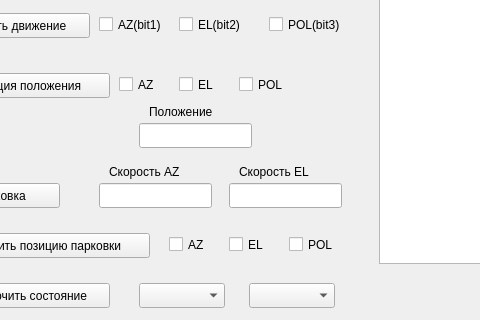
Above: mainwindow.ui from marselnm/simple_project before the change; both pictures show x 91 to 571 and y 184 to 504 of the 1053 by 831 pixel window. Below: the same form after it.
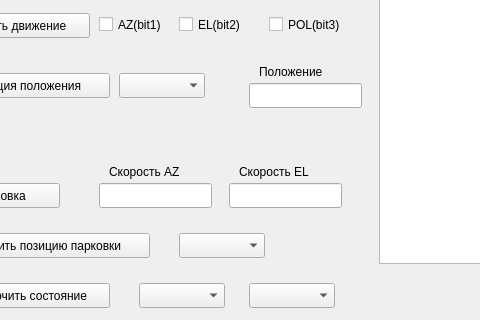
That is the form after the change.

The edit to the form file:
```diff
--- a/mainwindow.ui
+++ b/mainwindow.ui
@@ -341,50 +341,11 @@
      <string>Коррекция положения</string>
     </property>
    </widget>
-   <widget class="QCheckBox" name="checkBox_6">
-    <property name="geometry">
-     <rect>
-      <x>210</x>
-      <y>240</y>
-      <width>41</width>
-      <height>23</height>
-     </rect>
-    </property>
-    <property name="text">
-     <string>AZ</string>
-    </property>
-   </widget>
-   <widget class="QCheckBox" name="checkBox_7">
-    <property name="geometry">
-     <rect>
-      <x>270</x>
-      <y>240</y>
-      <width>41</width>
-      <height>23</height>
-     </rect>
-    </property>
-    <property name="text">
-     <string>EL</string>
-    </property>
-   </widget>
-   <widget class="QCheckBox" name="checkBox_8">
-    <property name="geometry">
-     <rect>
-      <x>330</x>
-      <y>240</y>
-      <width>51</width>
-      <height>23</height>
-     </rect>
-    </property>
-    <property name="text">
-     <string>POL</string>
-    </property>
-   </widget>
    <widget class="QLineEdit" name="lineEdit_3">
     <property name="geometry">
      <rect>
-      <x>230</x>
-      <y>290</y>
+      <x>340</x>
+      <y>250</y>
       <width>113</width>
       <height>25</height>
      </rect>
@@ -393,8 +354,8 @@
    <widget class="QLabel" name="label_9">
     <property name="geometry">
      <rect>
-      <x>240</x>
-      <y>270</y>
+      <x>350</x>
+      <y>230</y>
       <width>91</width>
       <height>17</height>
      </rect>
@@ -475,45 +436,6 @@
      <string>Настроить позицию парковки</string>
     </property>
    </widget>
-   <widget class="QCheckBox" name="checkBox_9">
-    <property name="geometry">
-     <rect>
-      <x>260</x>
-      <y>400</y>
-      <width>41</width>
-      <height>23</height>
-     </rect>
-    </property>
-    <property name="text">
-     <string>AZ</string>
-    </property>
-   </widget>
-   <widget class="QCheckBox" name="checkBox_10">
-    <property name="geometry">
-     <rect>
-      <x>320</x>
-      <y>400</y>
-      <width>41</width>
-      <height>23</height>
-     </rect>
-    </property>
-    <property name="text">
-     <string>EL</string>
-    </property>
-   </widget>
-   <widget class="QCheckBox" name="checkBox_11">
-    <property name="geometry">
-     <rect>
-      <x>380</x>
-      <y>400</y>
-      <width>51</width>
-      <height>23</height>
-     </rect>
-    </property>
-    <property name="text">
-     <string>POL</string>
-    </property>
-   </widget>
    <widget class="QPushButton" name="pushButton_relay">
     <property name="geometry">
      <rect>
@@ -646,6 +568,26 @@
      <string>Запрос статуса</string>
     </property>
    </widget>
+   <widget class="QComboBox" name="comboBox_cor_pos">
+    <property name="geometry">
+     <rect>
+      <x>210</x>
+      <y>240</y>
+      <width>86</width>
+      <height>25</height>
+     </rect>
+    </property>
+   </widget>
+   <widget class="QComboBox" name="comboBox_park_pos">
+    <property name="geometry">
+     <rect>
+      <x>270</x>
+      <y>400</y>
+      <width>86</width>
+      <height>25</height>
+     </rect>
+    </property>
+   </widget>
   </widget>
   <widget class="QMenuBar" name="menuBar">
    <property name="geometry">
```
